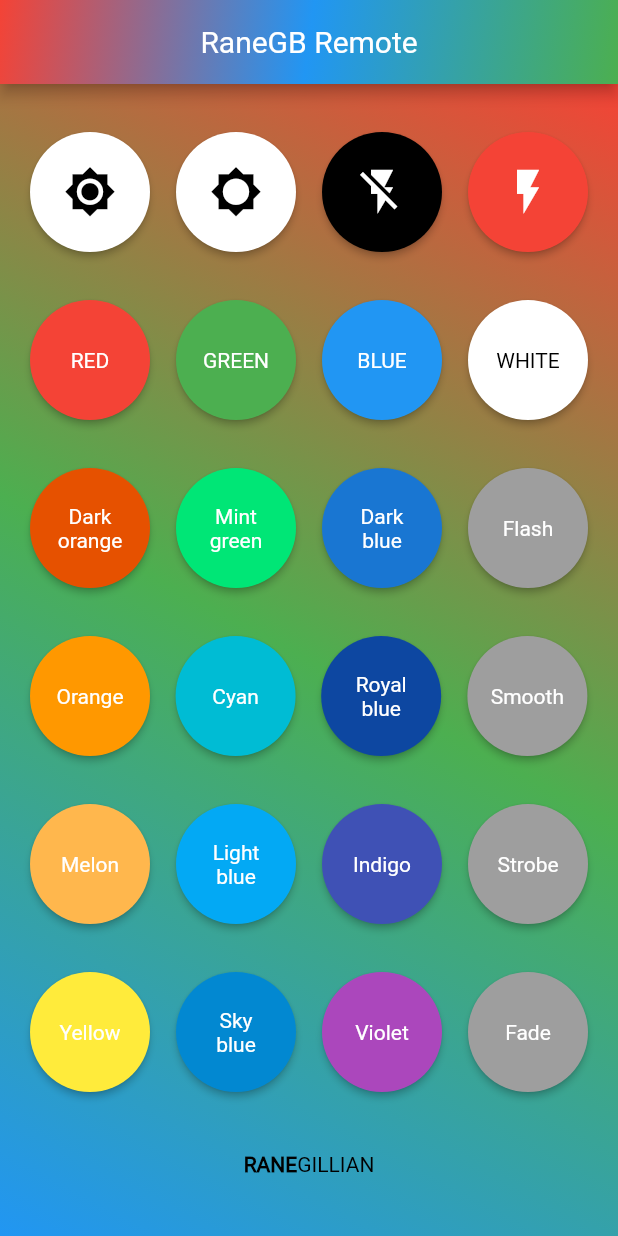
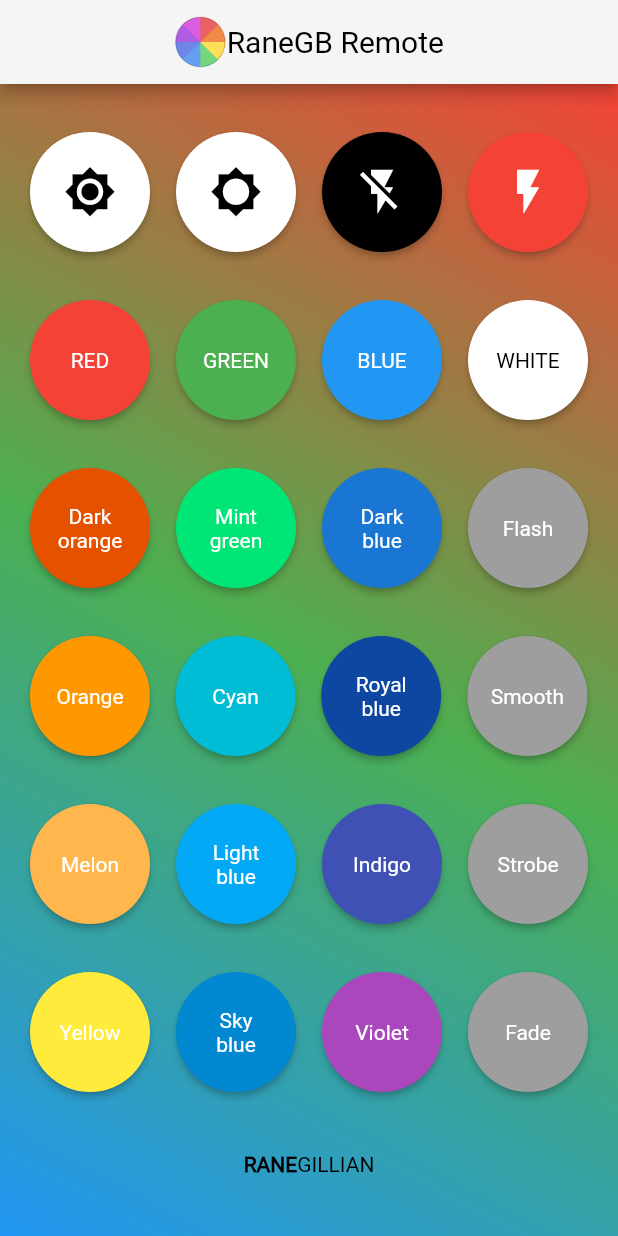
Before and after one commit to rgvillanueva28/RaneGB-remote, a Flutter app: the screen it shows after launch, on a phone screen of 412 x 824 dp. Run offline on Flutter 3.47's test engine with Material 2 defaults, Android fonts, the phone set to English and light mode, and no system bars; missing offline and left inert: flutter_config.

Commit message:
🌈Added Icon to AppBar

```diff
--- a/lib/main.dart
+++ b/lib/main.dart
@@ -11,18 +11,25 @@ class RGBremote extends StatelessWidget {
     return MaterialApp(
       debugShowCheckedModeBanner: false,
       home: Scaffold(
-        backgroundColor: Colors.lightGreen[100],
         appBar: AppBar(
           centerTitle: true,
-          title: Text("RaneGB Remote"),
-          flexibleSpace: Container(
-            decoration: BoxDecoration(
-              gradient: LinearGradient(
-                  begin: Alignment.topLeft,
-                  end: Alignment.bottomRight,
-                  colors: <Color>[Colors.red, Colors.blue, Colors.green]),
-            ),
+          title: Row(
+            mainAxisAlignment: MainAxisAlignment.center,
+            children: [
+              Image.asset(
+                'images/logo.png',
+                height: 35,
+                width: 35,
+              ),
+              Text(
+                "RaneGB Remote",
+                style: TextStyle(
+                  color: Colors.black,
+                ),
+              ),
+            ],
           ),
+          backgroundColor: Colors.grey[100],
         ),
         body: Container(
           decoration: BoxDecoration(
--- a/pubspec.yaml
+++ b/pubspec.yaml
@@ -47,6 +47,9 @@ flutter:
   # the material Icons class.
   uses-material-design: true
 
+  assets:
+    - images/
+
   fonts:
     - family: Roboto
       fonts:
```
Also changed, not shown: images/logo.png (added).
